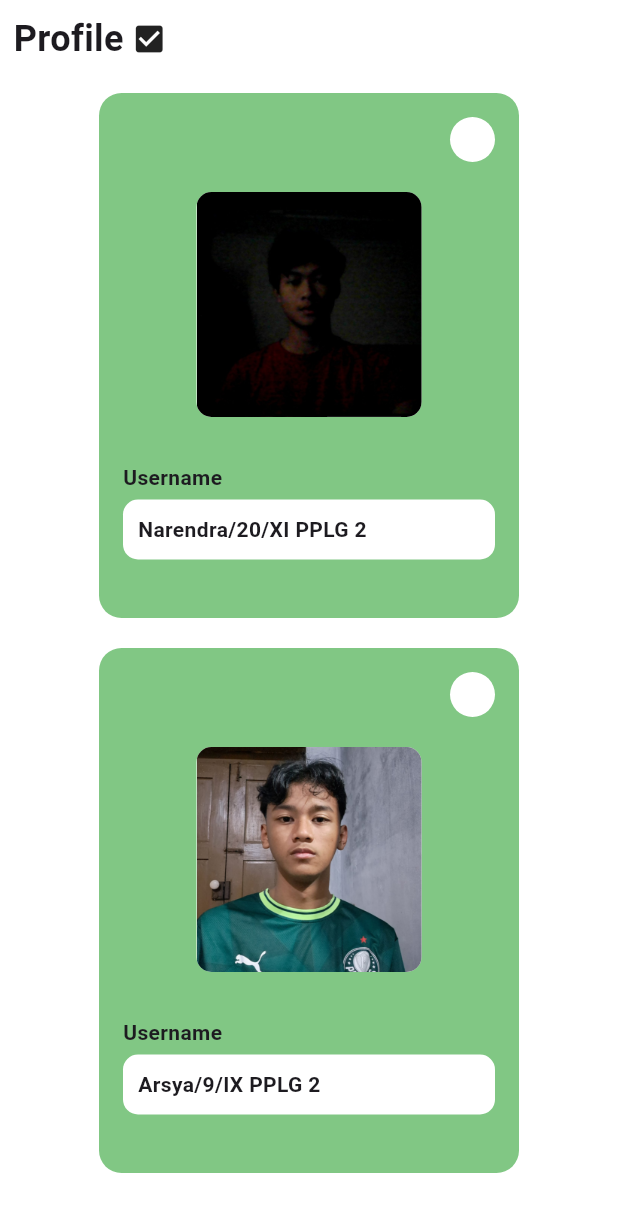
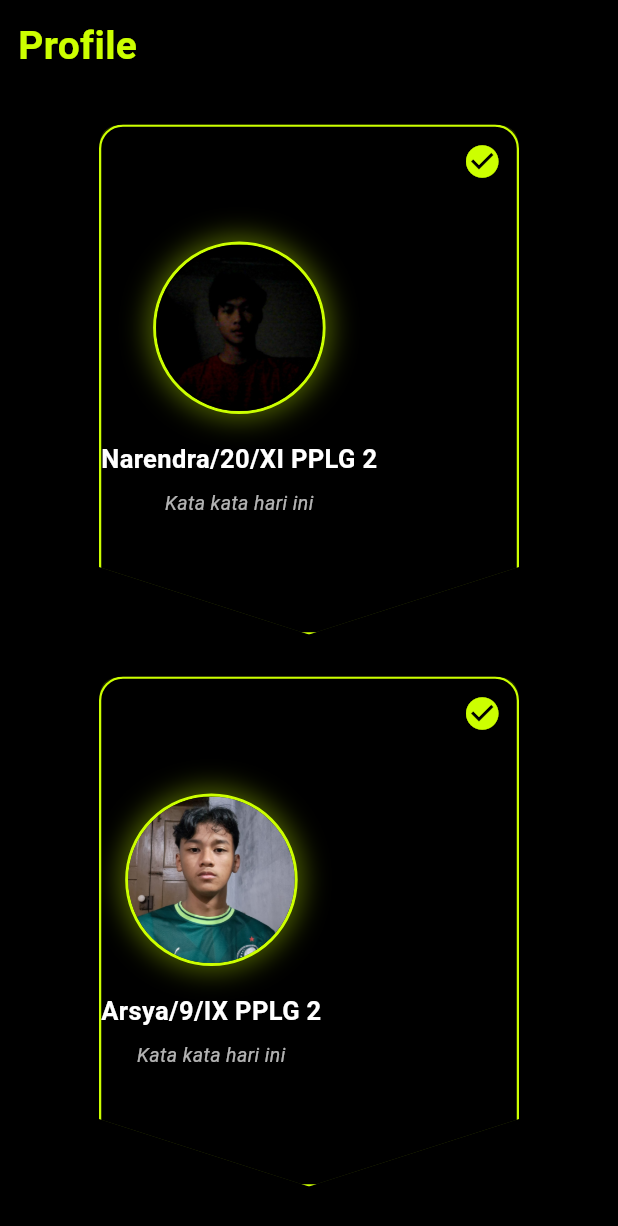
Before and after one commit to robotganteng09/ulangan_pak_aji, a Flutter app: the Profillepage screen opened by its route, on a phone screen of 412 x 824 dp. Shown: the top 1226 px of the screen. Run offline on Flutter 3.47's test engine with Material 3 defaults, Android fonts, the phone set to English and light mode, and no system bars; our stand-ins replace get.

Commit message:
Styling login,history,main[MN]

```diff
--- a/lib/controller/dashboard_controller.dart
+++ b/lib/controller/dashboard_controller.dart
@@ -1,6 +1,6 @@
 import 'package:flutter/cupertino.dart';
 import 'package:get/get.dart';
-import 'package:ulangan_pak_aji/pages/History.dart';
+import 'package:ulangan_pak_aji/pages/HistoryPage.dart';
 import 'package:ulangan_pak_aji/pages/HomePage.dart';
 import 'package:ulangan_pak_aji/pages/ProfillePage.dart';
 
--- a/lib/pages/ProfillePage.dart
+++ b/lib/pages/ProfillePage.dart
@@ -1,5 +1,3 @@
-// lib/pages/profille_page.dart
-
 import 'package:flutter/material.dart';
 import '../widgets/profile_card.dart';
 
@@ -9,27 +7,30 @@ class Profillepage extends StatelessWidget {
   @override
   Widget build(BuildContext context) {
     return Scaffold(
-      backgroundColor: Colors.white, // page background
+      backgroundColor: Colors.black,
       body: SafeArea(
         child: Column(
           crossAxisAlignment: CrossAxisAlignment.start,
           children: [
             Padding(
-              padding: const EdgeInsets.all(9.0),
+              padding: const EdgeInsets.all(12.0),
               child: Row(
                 children: const [
                   Text(
                     "Profile",
-                    style: TextStyle(fontSize: 24, fontWeight: FontWeight.bold),
+                    style: TextStyle(
+                      fontSize: 26,
+                      fontWeight: FontWeight.bold,
+                      color: Color(0xFFccff00),
+                    ),
                   ),
-                  SizedBox(width: 5),
-                  Icon(Icons.check_box, size: 24),
                 ],
               ),
             ),
 
             Expanded(
               child: SingleChildScrollView(
+                padding: const EdgeInsets.symmetric(vertical: 8),
                 child: Column(
                   children: const [
                     ProfileCard(
--- a/lib/widgets/profile_card.dart
+++ b/lib/widgets/profile_card.dart
@@ -13,71 +13,88 @@ class ProfileCard extends StatelessWidget {
   @override
   Widget build(BuildContext context) {
     return Center(
-      // kotak ijo
+      child: Container(
+        margin: const EdgeInsets.symmetric(vertical: 14),
+        child: ClipPath(
+          clipper: BannerClipper(),
           child: Container(
             width: 280,
-        height: 350,
-        margin: const EdgeInsets.symmetric(vertical: 10),
+            height: 340,
             decoration: BoxDecoration(
-          color: Colors.green[300],
-          borderRadius: BorderRadius.circular(15),
+              color: Colors.black,
+              border: Border.all(color: const Color(0xFFccff00), width: 1.5),
+              borderRadius: BorderRadius.circular(16),
+              boxShadow: [
+                BoxShadow(
+                  color: const Color(0xFFccff00).withOpacity(0.3),
+                  blurRadius: 12,
+                  spreadRadius: 2,
                 ),
-        padding: const EdgeInsets.all(16),
-        child: Column(
-          mainAxisSize: MainAxisSize.min,
+              ],
+            ),
+            child: Stack(
               children: [
-            // titik putih
-            Align(
-              alignment: Alignment.topRight,
-              child: Container(
-                width: 30,
-                height: 30,
-                decoration: const BoxDecoration(
-                  color: Colors.white,
-                  shape: BoxShape.circle,
-                ),
+                // Icon checklist kanan atas
+                Positioned(
+                  top: 10,
+                  right: 10,
+                  child: Icon(
+                    Icons.check_circle,
+                    color: const Color(0xFFccff00),
+                    size: 26,
                   ),
                 ),
 
-            const SizedBox(height: 20),
-
-            // Profile image contain
+                // Konten tengah
+                Column(
+                  mainAxisAlignment: MainAxisAlignment.center,
+                  children: [
+                    // Avatar
                     Container(
-              width: 150,
-              height: 150,
+                      width: 115,
+                      height: 115,
                       decoration: BoxDecoration(
-                color: Colors.white,
-                borderRadius: BorderRadius.circular(10),
+                        shape: BoxShape.circle,
+                        border: Border.all(
+                          color: const Color(0xFFccff00),
+                          width: 2,
                         ),
-              child: ClipRRect(
-                borderRadius: BorderRadius.circular(10),
+                        boxShadow: [
+                          BoxShadow(
+                            color: const Color(0xFFccff00).withOpacity(0.4),
+                            blurRadius: 15,
+                            spreadRadius: 3,
+                          ),
+                        ],
+                      ),
+                      child: ClipOval(
                         child: Image.asset(imagePath, fit: BoxFit.cover),
                       ),
                     ),
 
-            const SizedBox(height: 30),
+                    const SizedBox(height: 18),
 
-            // Username text
-            Column(
-              crossAxisAlignment: CrossAxisAlignment.start,
-              children: [
+                    // Username
+                    Text(
+                      username,
+                      textAlign: TextAlign.center,
+                      style: const TextStyle(
+                        color: Colors.white,
+                        fontSize: 17,
+                        fontWeight: FontWeight.bold,
+                      ),
+                    ),
+
+                    const SizedBox(height: 8),
+
+                    // Subtext
                     const Text(
-                  "Username",
-                  style: TextStyle(fontWeight: FontWeight.bold),
-                ),
-                const SizedBox(height: 5),
-                Container(
-                  width: 300,
-                  height: 40,
-                  padding: const EdgeInsets.symmetric(horizontal: 10),
-                  decoration: BoxDecoration(
-                    color: Colors.white,
-                    borderRadius: BorderRadius.circular(10),
-                  ),
-                  alignment: Alignment.centerLeft,
-                  child: Text(
-                    username,
-                    style: const TextStyle(fontWeight: FontWeight.bold),
+                      "Kata kata hari ini",
+                      textAlign: TextAlign.center,
+                      style: TextStyle(
+                        color: Colors.white70,
+                        fontSize: 13,
+                        fontStyle: FontStyle.italic,
                       ),
                     ),
                   ],
@@ -85,6 +102,28 @@ class ProfileCard extends StatelessWidget {
               ],
             ),
           ),
+        ),
+      ),
     );
   }
 }
+
+class BannerClipper extends CustomClipper<Path> {
+  @override
+  Path getClip(Size size) {
+    double radius = 16.0;
+    Path path = Path()
+      ..moveTo(0, radius)
+      ..quadraticBezierTo(0, 0, radius, 0)
+      ..lineTo(size.width - radius, 0)
+      ..quadraticBezierTo(size.width, 0, size.width, radius)
+      ..lineTo(size.width, size.height - 45)
+      ..lineTo(size.width / 2, size.height)
+      ..lineTo(0, size.height - 45)
+      ..lineTo(0, radius);
+    return path;
+  }
+
+  @override
+  bool shouldReclip(covariant CustomClipper<Path> oldClipper) => false;
+}
```
Also changed, not shown: lib/pages/History.dart (deleted, +0 -44 lines), lib/pages/HistoryPage.dart (added, +83 -0 lines), lib/pages/homePage.dart (+69 -33 lines), lib/pages/loginPage.dart (+69 -15 lines), lib/widgets/app_colors.dart (added, +8 -0 lines), lib/widgets/buttonReusable.dart (+6 -4 lines), lib/widgets/textfieldReuse.dart (+14 -15 lines), assets/image/logo.png (added). Lines whose indentation alone changed are shown as unchanged.
